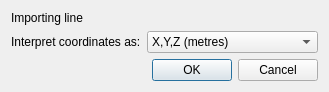
The window that calcam/gui/qt_designer_files/line_coords.ui (euratom-software/calcam) describes before a commit, drawn with Qt 5.
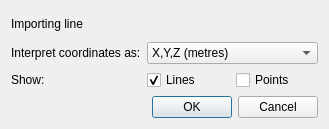
The same window after the commit.

Patch:
```diff
--- a/calcam/gui/qt_designer_files/line_coords.ui
+++ b/calcam/gui/qt_designer_files/line_coords.ui
@@ -6,24 +6,14 @@
    <rect>
     <x>0</x>
     <y>0</y>
-    <width>251</width>
-    <height>86</height>
+    <width>304</width>
+    <height>129</height>
    </rect>
   </property>
   <property name="windowTitle">
    <string>Line Coordinates</string>
   </property>
   <layout class="QGridLayout" name="gridLayout">
-   <item row="2" column="0" colspan="2">
-    <widget class="QDialogButtonBox" name="buttonBox">
-     <property name="orientation">
-      <enum>Qt::Horizontal</enum>
-     </property>
-     <property name="standardButtons">
-      <set>QDialogButtonBox::Cancel|QDialogButtonBox::Ok</set>
-     </property>
-    </widget>
-   </item>
    <item row="1" column="0">
     <widget class="QLabel" name="label">
      <property name="text">
@@ -31,7 +21,34 @@
      </property>
     </widget>
    </item>
-   <item row="1" column="1">
+   <item row="2" column="0">
+    <widget class="QLabel" name="label_2">
+     <property name="text">
+      <string>Show:</string>
+     </property>
+    </widget>
+   </item>
+   <item row="2" column="1">
+    <widget class="QCheckBox" name="show_lines">
+     <property name="text">
+      <string>Lines</string>
+     </property>
+     <property name="checked">
+      <bool>true</bool>
+     </property>
+    </widget>
+   </item>
+   <item row="2" column="2">
+    <widget class="QCheckBox" name="show_points">
+     <property name="text">
+      <string>Points</string>
+     </property>
+     <property name="checked">
+      <bool>false</bool>
+     </property>
+    </widget>
+   </item>
+   <item row="1" column="1" colspan="2">
     <widget class="QComboBox" name="line_coords_combobox">
      <item>
       <property name="text">
@@ -45,13 +62,23 @@
      </item>
     </widget>
    </item>
-   <item row="0" column="0" colspan="2">
+   <item row="0" column="0" colspan="3">
     <widget class="QLabel" name="lines_label">
      <property name="text">
       <string>Importing line</string>
      </property>
     </widget>
    </item>
+   <item row="3" column="0" colspan="3">
+    <widget class="QDialogButtonBox" name="buttonBox">
+     <property name="orientation">
+      <enum>Qt::Horizontal</enum>
+     </property>
+     <property name="standardButtons">
+      <set>QDialogButtonBox::Cancel|QDialogButtonBox::Ok</set>
+     </property>
+    </widget>
+   </item>
   </layout>
  </widget>
  <resources/>
```
